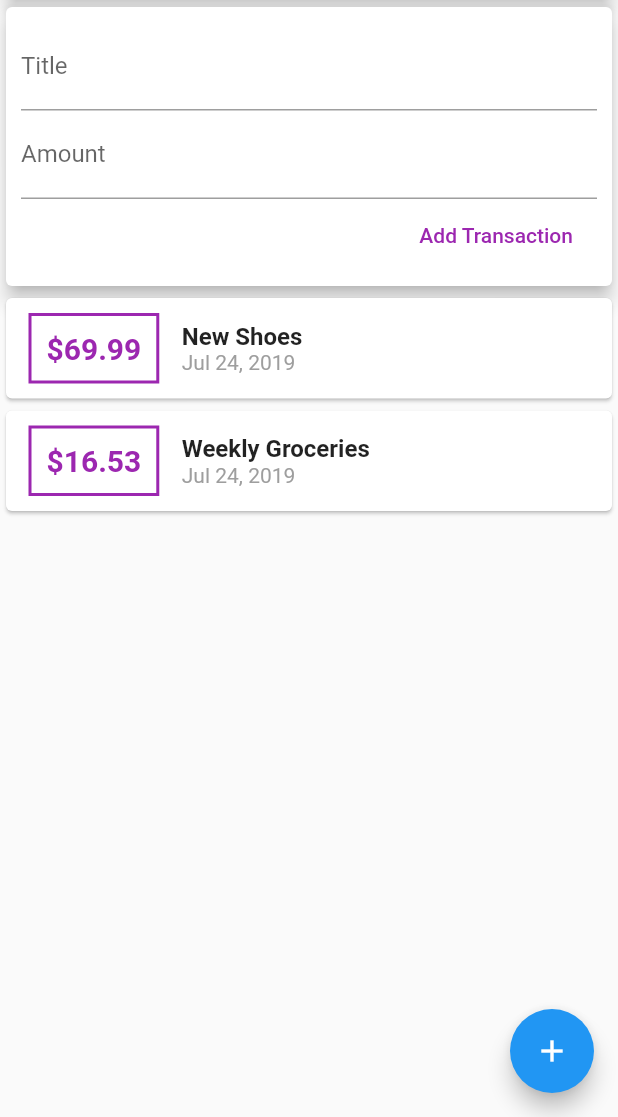
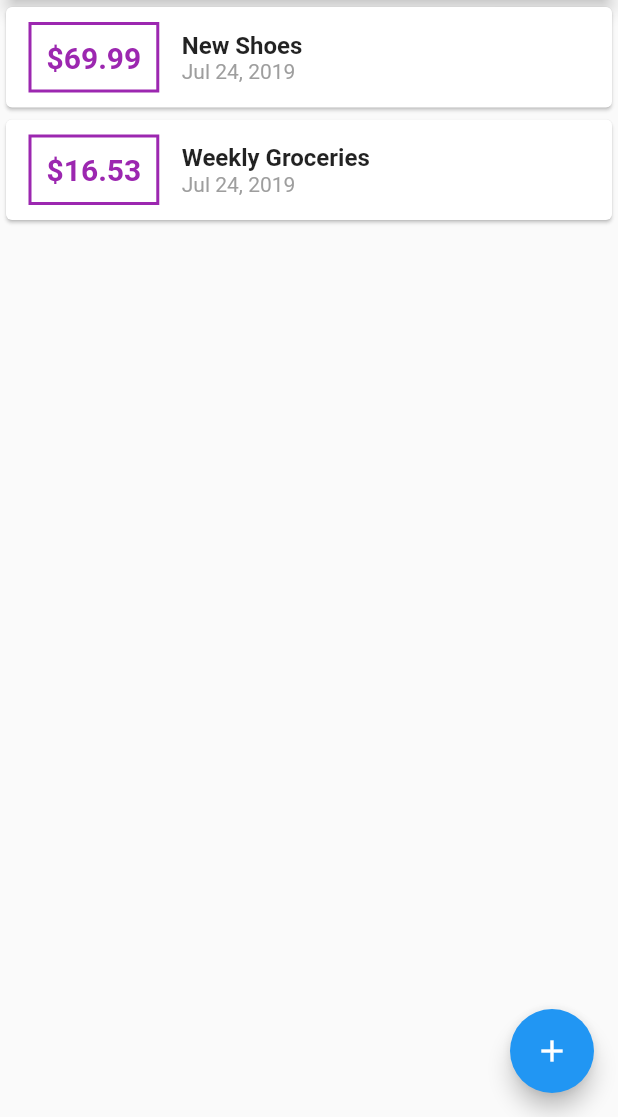
Before and after one commit to mcndoungerii/expensesApp, a Flutter app: the screen it shows after launch, on a phone screen of 412 x 824 dp, the part 119-1236 px from its top. Run offline on Flutter 3.47's test engine with Material 2 defaults, Android fonts, the phone set to English and light mode, and no system bars.

```diff
--- a/lib/main.dart
+++ b/lib/main.dart
@@ -1,5 +1,9 @@
+import 'package:expenses_app/widgets/transaction_list.dart';
+
+import './widgets/new_transaction.dart';
 import 'package:flutter/material.dart';
-import './widgets/user_transaction.dart';
+import './widgets/transaction_list.dart';
+import './models/transaction.dart';
 
 void main() => runApp(MyApp());
 
@@ -13,12 +17,51 @@ class MyApp extends StatelessWidget {
   }
 }
 
-class MyHomePage extends StatelessWidget {
+class MyHomePage extends StatefulWidget {
   //String titleInput;
   //String amountInput;
 
-  final titleController = TextEditingController();
-  final amountController = TextEditingController();
+  @override
+  _MyHomePageState createState() => _MyHomePageState();
+}
+
+class _MyHomePageState extends State<MyHomePage> {
+  final List<Transaction> _userTransactions = [
+    Transaction(
+      id: 't1',
+      title: 'New Shoes',
+      amount: 69.99,
+      date: DateTime.now(),
+    ),
+    Transaction(
+      id: 't2',
+      title: 'Weekly Groceries',
+      amount: 16.53,
+      date: DateTime.now(),
+    ),
+  ];
+
+  void _addNewTransaction(String txTitle, double txAmount) {
+    final newTx = Transaction(
+      title: txTitle,
+      amount: txAmount,
+      date: DateTime.now(),
+      id: DateTime.now().toString(),
+    );
+
+    setState(() {
+      _userTransactions.add(newTx);
+    });
+  }
+
+  void _startAddNewTransaction(BuildContext ctx) {
+    showModalBottomSheet(
+      context: ctx,
+      builder: (_) {
+        return NewTransaction(_addNewTransaction);
+      },
+    );
+  }
 
   @override
   Widget build(BuildContext context) {
@@ -30,7 +73,7 @@ class MyHomePage extends StatelessWidget {
             icon: Icon(
               Icons.add,
             ),
-            onPressed: () {},
+            onPressed: () => _startAddNewTransaction(context),
           ),
         ],
       ),
@@ -47,13 +90,13 @@ class MyHomePage extends StatelessWidget {
                 elevation: 5,
               ),
             ),
-            UserTransactions()
+            TransactionList(_userTransactions)
           ],
         ),
       ),
       floatingActionButton: FloatingActionButton(
         child: Icon(Icons.add),
-        onPressed: () {},
+        onPressed: () => _startAddNewTransaction(context),
       ),
     );
   }
--- a/lib/widgets/user_transaction.dart
+++ /dev/null
@@ -1,49 +0,0 @@
-import 'package:flutter/material.dart';
-
-import './new_transaction.dart';
-import './transaction_list.dart';
-
-import '../models/transaction.dart';
-
-class UserTransactions extends StatefulWidget {
-  UserTransactions({Key key}) : super(key: key);
-
-  _UserTransactionsState createState() => _UserTransactionsState();
-}
-
-class _UserTransactionsState extends State<UserTransactions> {
-  final List<Transaction> _userTransactions = [
-    Transaction(
-      id: 't1',
-      title: 'New Shoes',
-      amount: 69.99,
-      date: DateTime.now(),
-    ),
-    Transaction(
-      id: 't2',
-      title: 'Weekly Groceries',
-      amount: 16.53,
-      date: DateTime.now(),
-    ),
-  ];
-
-  void _addNewTransaction(String txTitle, double txAmount) {
-    final newTx = Transaction(
-      title: txTitle,
-      amount: txAmount,
-      date: DateTime.now(),
-      id: DateTime.now().toString(),
-    );
-
-    setState(() {
-      _userTransactions.add(newTx);
-    });
-  }
-
-  @override
-  Widget build(BuildContext context) {
-    return Column(
-      children: <Widget>[NewTransaction(_addNewTransaction),TransactionList(_userTransactions)],
-    );
-  }
-}
```
